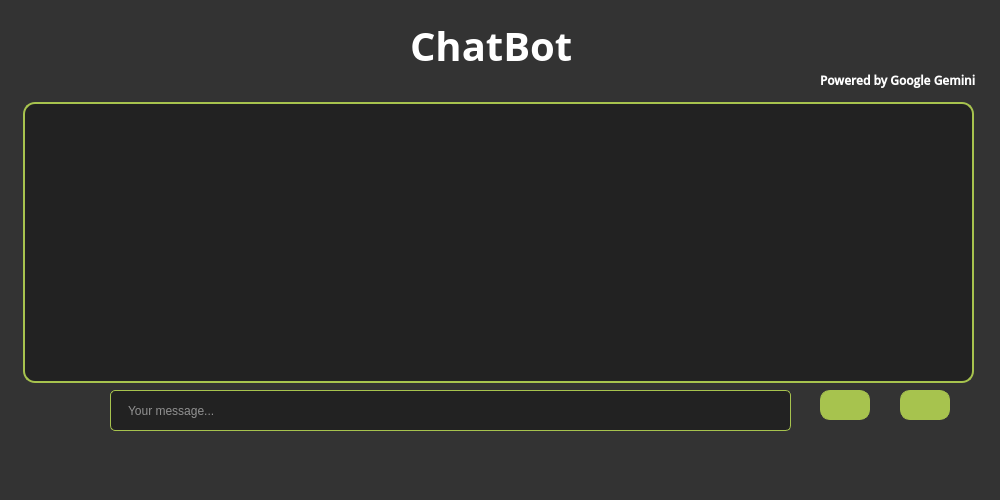
Before: the Qt Designer form Ripple/chatbot.ui in Rzouga01/Qt-Project, drawn with Qt 5.
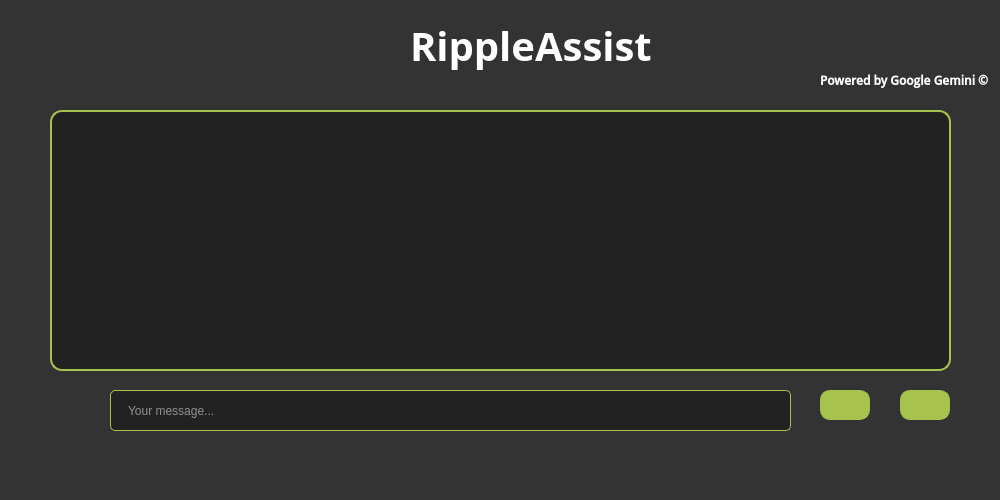
After: the same form once the commit is applied. Icons and pictures are not drawn.

Patch:
```diff
--- a/Ripple/chatbot.ui
+++ b/Ripple/chatbot.ui
@@ -102,22 +102,6 @@
 }
 </string>
    </property>
-   <widget class="QTextEdit" name="conversation">
-    <property name="enabled">
-     <bool>true</bool>
-    </property>
-    <property name="geometry">
-     <rect>
-      <x>23</x>
-      <y>102</y>
-      <width>951</width>
-      <height>281</height>
-     </rect>
-    </property>
-    <property name="readOnly">
-     <bool>true</bool>
-    </property>
-   </widget>
    <widget class="QLineEdit" name="messageBar">
     <property name="geometry">
      <rect>
@@ -188,7 +172,7 @@
      </font>
     </property>
     <property name="text">
-     <string>ChatBot</string>
+     <string>RippleAssist</string>
     </property>
    </widget>
    <widget class="QLabel" name="poweredBy">
@@ -207,18 +191,27 @@
      </font>
     </property>
     <property name="text">
-     <string>Powered by Google Gemini</string>
+     <string>Powered by Google Gemini ©</string>
     </property>
    </widget>
-   <widget class="QListWidget" name="chat">
+   <widget class="QTextEdit" name="chat">
     <property name="geometry">
      <rect>
-      <x>30</x>
-      <y>111</y>
-      <width>931</width>
+      <x>50</x>
+      <y>110</y>
+      <width>901</width>
       <height>261</height>
      </rect>
     </property>
+    <property name="layoutDirection">
+     <enum>Qt::LeftToRight</enum>
+    </property>
+    <property name="lineWrapMode">
+     <enum>QTextEdit::NoWrap</enum>
+    </property>
+    <property name="readOnly">
+     <bool>true</bool>
+    </property>
    </widget>
   </widget>
  </widget>
```
